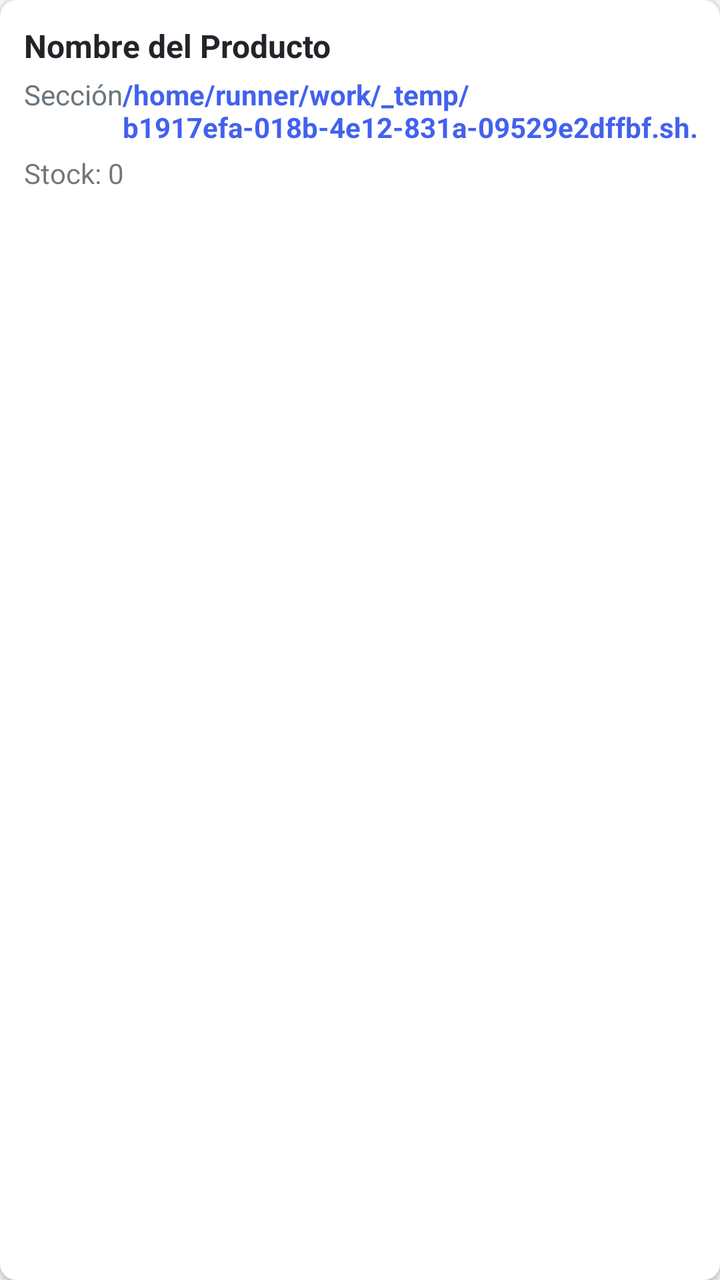
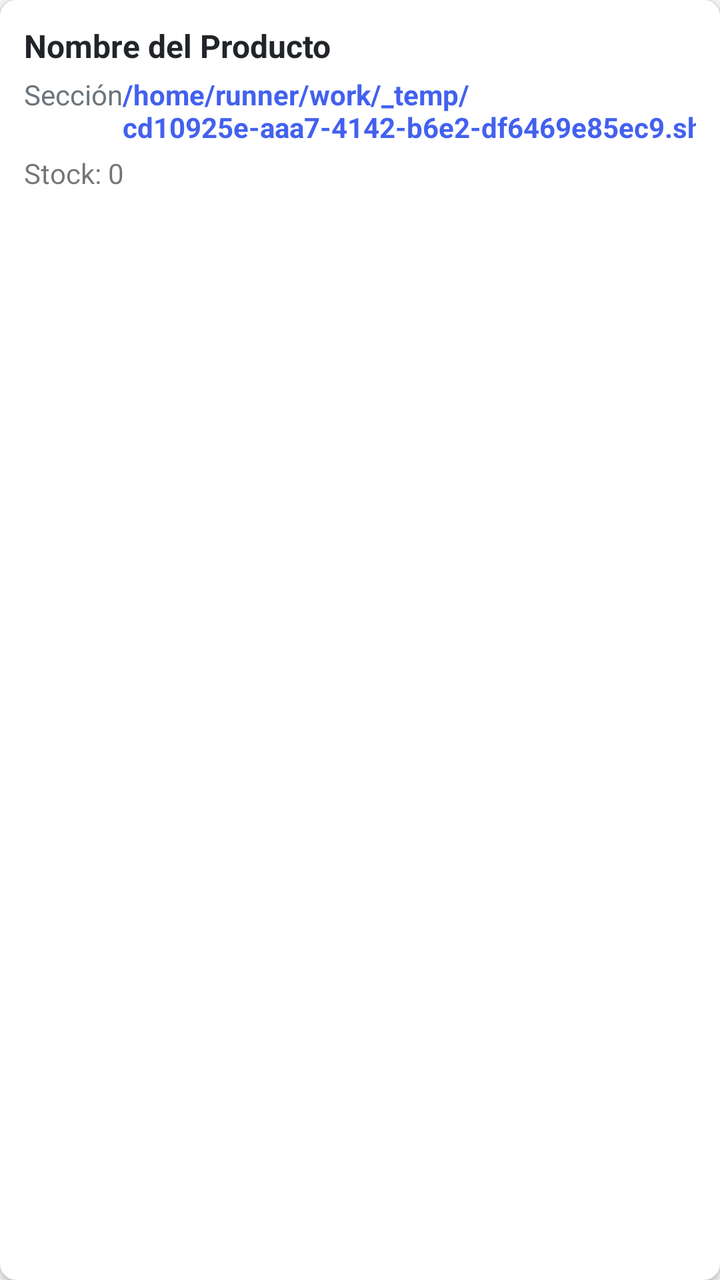

An Android layout rendered at two revisions. The XML below is the earlier revision; the diff shows what the commit changed to produce the second picture.
<!-- AndroidManifest.xml: application theme Theme.OmniVentas -->
<!-- res/layout/item_producto.xml -->
<?xml version="1.0" encoding="utf-8"?>
<androidx.cardview.widget.CardView xmlns:android="http://schemas.android.com/apk/res/android"
    xmlns:app="http://schemas.android.com/apk/res-auto"
    android:layout_width="match_parent"
    android:layout_height="wrap_content"
    android:layout_marginBottom="8dp"
    app:cardCornerRadius="8dp"
    app:cardElevation="2dp">
    <LinearLayout
        android:layout_width="match_parent"
        android:layout_height="wrap_content"
        android:orientation="vertical"
        android:padding="12dp">
        <TextView
            android:id="@+id/tv_nombre"
            android:layout_width="match_parent"
            android:layout_height="wrap_content"
            android:text="Nombre del Producto"
            android:textSize="16sp"
            android:textStyle="bold"
            android:textColor="@color/dark" />
        <LinearLayout
            android:layout_width="match_parent"
            android:layout_height="wrap_content"
            android:orientation="horizontal"
            android:layout_marginTop="4dp">
            <TextView
                android:id="@+id/tv_seccion"
                android:layout_width="0dp"
                android:layout_height="wrap_content"
                android:layout_weight="1"
                android:text="Sección"
                android:textSize="14sp"
                android:textColor="@color/gray" />
            <TextView
                android:id="@+id/tv_precio"
                android:layout_width="wrap_content"
                android:layout_height="wrap_content"
                android:text="/home/runner/work/_temp/b1917efa-018b-4e12-831a-09529e2dffbf.sh.00"
                android:textSize="14sp"
                android:textColor="@color/primary"
                android:textStyle="bold" />
        </LinearLayout>
        <TextView
            android:id="@+id/tv_stock"
            android:layout_width="wrap_content"
            android:layout_height="wrap_content"
            android:text="Stock: 0"
            android:textSize="14sp"
            android:layout_marginTop="4dp" />
    </LinearLayout>
</androidx.cardview.widget.CardView>
<!-- resources referenced by this layout -->
<resources>
  <color name="dark">#212529</color>
  <color name="gray">#6C757D</color>
  <color name="primary">#4361EE</color>
  <style name="Theme.OmniVentas" parent="Theme.MaterialComponents.DayNight.NoActionBar">
          <item name="colorPrimary">@color/primary</item>
          <item name="colorPrimaryVariant">@color/primary_dark</item>
          <item name="colorOnPrimary">@color/white</item>
          <item name="colorSecondary">@color/secondary</item>
          <item name="colorOnSecondary">@color/white</item>
          <item name="android:statusBarColor">@color/primary</item>
          <item name="android:windowBackground">@color/light_gray</item>
      </style>
  <color name="primary_dark">#3A56D4</color>
  <color name="white">#FFFFFF</color>
  <color name="secondary">#3F37C9</color>
  <color name="light_gray">#F5F7FB</color>
</resources>

<!-- the commit's change to res/layout/item_producto.xml (unified diff, before → after) -->
@@ -36,7 +36,7 @@
                 android:id="@+id/tv_precio"
                 android:layout_width="wrap_content"
                 android:layout_height="wrap_content"
-                android:text="/home/runner/work/_temp/b1917efa-018b-4e12-831a-09529e2dffbf.sh.00"
+                android:text="/home/runner/work/_temp/cd10925e-aaa7-4142-b6e2-df6469e85ec9.sh.00"
                 android:textSize="14sp"
                 android:textColor="@color/primary"
                 android:textStyle="bold" />
